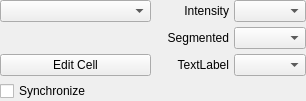
The window that tissuelab/gui/vtkviewer/designer/vtk_viewer_select_mode.ui (VirtualPlants/tissuelab) describes before a commit, drawn with Qt 5.
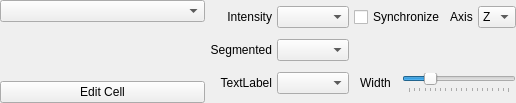
The same window after the commit.

Commit message: Added new functionalities to point editor (focus, synchro)

What changed in the file:
```diff
--- a/tissuelab/gui/vtkviewer/designer/vtk_viewer_select_mode.ui
+++ b/tissuelab/gui/vtkviewer/designer/vtk_viewer_select_mode.ui
@@ -6,8 +6,8 @@
    <rect>
     <x>0</x>
     <y>0</y>
-    <width>306</width>
-    <height>96</height>
+    <width>516</width>
+    <height>103</height>
    </rect>
   </property>
   <property name="sizePolicy">
@@ -32,6 +32,149 @@
    <property name="spacing">
     <number>5</number>
    </property>
+   <item row="0" column="2" rowspan="3">
+    <layout class="QGridLayout" name="gridLayout">
+     <property name="sizeConstraint">
+      <enum>QLayout::SetDefaultConstraint</enum>
+     </property>
+     <item row="3" column="2">
+      <widget class="QLabel" name="polydata_label">
+       <property name="mouseTracking">
+        <bool>true</bool>
+       </property>
+       <property name="toolTip">
+        <string>choose your points</string>
+       </property>
+       <property name="text">
+        <string>TextLabel</string>
+       </property>
+       <property name="alignment">
+        <set>Qt::AlignRight|Qt::AlignTrailing|Qt::AlignVCenter</set>
+       </property>
+      </widget>
+     </item>
+     <item row="2" column="3">
+      <widget class="QComboBox" name="image1_cb">
+       <property name="layoutDirection">
+        <enum>Qt::LeftToRight</enum>
+       </property>
+      </widget>
+     </item>
+     <item row="2" column="2">
+      <widget class="QLabel" name="image1_label">
+       <property name="toolTip">
+        <string>choose your segmented matrix</string>
+       </property>
+       <property name="layoutDirection">
+        <enum>Qt::LeftToRight</enum>
+       </property>
+       <property name="text">
+        <string>&lt;html&gt;&lt;head/&gt;&lt;body&gt;&lt;p&gt;Segmented&lt;/p&gt;&lt;/body&gt;&lt;/html&gt;</string>
+       </property>
+       <property name="alignment">
+        <set>Qt::AlignRight|Qt::AlignTrailing|Qt::AlignVCenter</set>
+       </property>
+      </widget>
+     </item>
+     <item row="3" column="3">
+      <widget class="QComboBox" name="polydata_cb">
+       <property name="enabled">
+        <bool>true</bool>
+       </property>
+       <property name="frame">
+        <bool>true</bool>
+       </property>
+      </widget>
+     </item>
+     <item row="1" column="3">
+      <widget class="QComboBox" name="image2_cb"/>
+     </item>
+     <item row="1" column="2">
+      <widget class="QLabel" name="image2_label">
+       <property name="toolTip">
+        <string>choose your intensity matrix</string>
+       </property>
+       <property name="text">
+        <string>&lt;html&gt;&lt;head/&gt;&lt;body&gt;&lt;p&gt;Intensity&lt;/p&gt;&lt;/body&gt;&lt;/html&gt;</string>
+       </property>
+       <property name="alignment">
+        <set>Qt::AlignRight|Qt::AlignTrailing|Qt::AlignVCenter</set>
+       </property>
+      </widget>
+     </item>
+     <item row="3" column="4">
+      <widget class="QLabel" name="slice_label">
+       <property name="text">
+        <string>Width</string>
+       </property>
+       <property name="alignment">
+        <set>Qt::AlignCenter</set>
+       </property>
+      </widget>
+     </item>
+     <item row="1" column="4" colspan="2">
+      <widget class="QCheckBox" name="synchro_cb">
+       <property name="text">
+        <string>Synchronize</string>
+       </property>
+      </widget>
+     </item>
+     <item row="1" column="6">
+      <widget class="QLabel" name="axis_label">
+       <property name="text">
+        <string>Axis</string>
+       </property>
+       <property name="alignment">
+        <set>Qt::AlignCenter</set>
+       </property>
+      </widget>
+     </item>
+     <item row="1" column="7">
+      <widget class="QComboBox" name="axis_cb">
+       <property name="currentIndex">
+        <number>2</number>
+       </property>
+       <item>
+        <property name="text">
+         <string>X</string>
+        </property>
+       </item>
+       <item>
+        <property name="text">
+         <string>Y</string>
+        </property>
+       </item>
+       <item>
+        <property name="text">
+         <string>Z</string>
+        </property>
+       </item>
+      </widget>
+     </item>
+     <item row="3" column="5" colspan="3">
+      <widget class="QSlider" name="slice_slider">
+       <property name="minimum">
+        <number>1</number>
+       </property>
+       <property name="maximum">
+        <number>20</number>
+       </property>
+       <property name="value">
+        <number>5</number>
+       </property>
+       <property name="orientation">
+        <enum>Qt::Horizontal</enum>
+       </property>
+       <property name="tickPosition">
+        <enum>QSlider::TicksBelow</enum>
+       </property>
+       <property name="tickInterval">
+        <number>1</number>
+       </property>
+      </widget>
+     </item>
+    </layout>
+   </item>
    <item row="0" column="0">
     <widget class="QComboBox" name="cb_interactor_choice">
      <property name="toolTip">
@@ -79,85 +222,6 @@
      </property>
     </widget>
    </item>
-   <item row="0" column="1" rowspan="3">
-    <layout class="QGridLayout" name="gridLayout">
-     <property name="sizeConstraint">
-      <enum>QLayout::SetDefaultConstraint</enum>
-     </property>
-     <item row="1" column="2">
-      <widget class="QLabel" name="image2_label">
-       <property name="toolTip">
-        <string>choose your intensity matrix</string>
-       </property>
-       <property name="text">
-        <string>&lt;html&gt;&lt;head/&gt;&lt;body&gt;&lt;p&gt;Intensity&lt;/p&gt;&lt;/body&gt;&lt;/html&gt;</string>
-       </property>
-       <property name="alignment">
-        <set>Qt::AlignRight|Qt::AlignTrailing|Qt::AlignVCenter</set>
-       </property>
-      </widget>
-     </item>
-     <item row="1" column="3">
-      <widget class="QComboBox" name="image2_cb"/>
-     </item>
-     <item row="3" column="3">
-      <widget class="QComboBox" name="polydata_cb">
-       <property name="enabled">
-        <bool>true</bool>
-       </property>
-       <property name="frame">
-        <bool>true</bool>
-       </property>
-      </widget>
-     </item>
-     <item row="2" column="2">
-      <widget class="QLabel" name="image1_label">
-       <property name="toolTip">
-        <string>choose your segmented matrix</string>
-       </property>
-       <property name="layoutDirection">
-        <enum>Qt::LeftToRight</enum>
-       </property>
-       <property name="text">
-        <string>&lt;html&gt;&lt;head/&gt;&lt;body&gt;&lt;p&gt;Segmented&lt;/p&gt;&lt;/body&gt;&lt;/html&gt;</string>
-       </property>
-       <property name="alignment">
-        <set>Qt::AlignRight|Qt::AlignTrailing|Qt::AlignVCenter</set>
-       </property>
-      </widget>
-     </item>
-     <item row="2" column="3">
-      <widget class="QComboBox" name="image1_cb">
-       <property name="layoutDirection">
-        <enum>Qt::LeftToRight</enum>
-       </property>
-      </widget>
-     </item>
-     <item row="3" column="2">
-      <widget class="QLabel" name="polydata_label">
-       <property name="mouseTracking">
-        <bool>true</bool>
-       </property>
-       <property name="toolTip">
-        <string>choose your points</string>
-       </property>
-       <property name="text">
-        <string>TextLabel</string>
-       </property>
-       <property name="alignment">
-        <set>Qt::AlignRight|Qt::AlignTrailing|Qt::AlignVCenter</set>
-       </property>
-      </widget>
-     </item>
-    </layout>
-   </item>
-   <item row="3" column="0">
-    <widget class="QCheckBox" name="synchro_cb">
-     <property name="text">
-      <string>Synchronize</string>
-     </property>
-    </widget>
-   </item>
   </layout>
  </widget>
  <resources/>
```
The commit also changes 6 other files.
